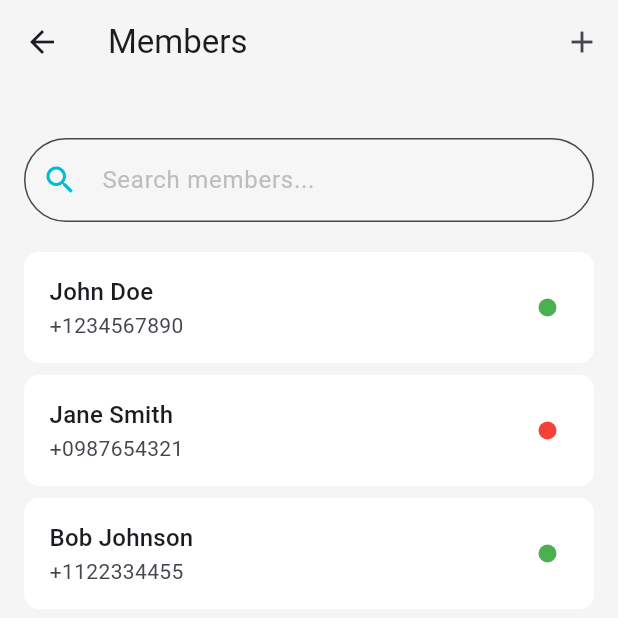
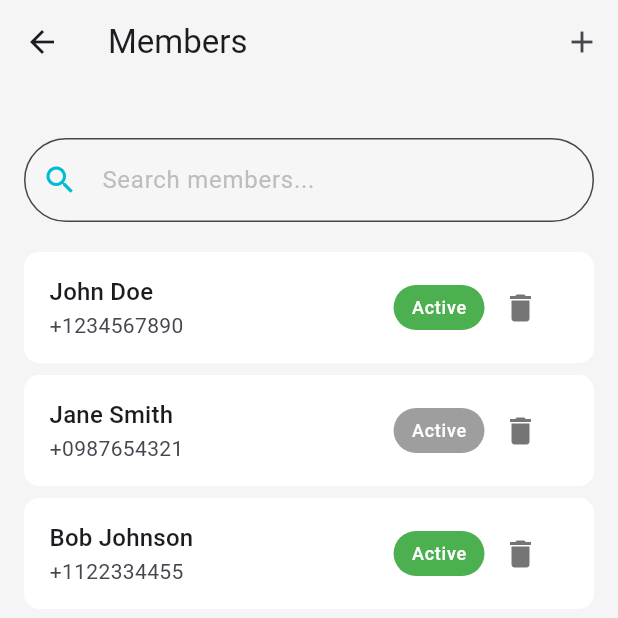
Before and after one commit to Danish9111/mess, a Flutter app: the AllMembers screen opened directly, on a phone screen of 412 x 824 dp. Shown: the top 618 px of the screen. Run offline on Flutter 3.47's test engine with Material 3 defaults, Android fonts, the phone set to English and light mode, and no system bars; our stand-ins replace carousel_slider, cloud_firestore, firebase_auth, firebase_core, flutter_rating_bar, flutter_riverpod and 6 more; accounts and stored records are empty.

Commit message:
customize all_members.dart

```diff
--- a/lib/screens/profile_screen/admin_profile/members_tab/all_members.dart
+++ b/lib/screens/profile_screen/admin_profile/members_tab/all_members.dart
@@ -169,8 +169,8 @@ class _MembersTabState extends State<AllMembers> {
                 itemBuilder: (context, index) {
                   final member = _filteredMembers[index];
                   return Card(
-                      margin: const EdgeInsets.symmetric(
-                          horizontal: 16, vertical: 4),
+                    margin:
+                        const EdgeInsets.symmetric(horizontal: 16, vertical: 4),
                     elevation: 0,
                     child: Container(
                       decoration: BoxDecoration(
@@ -182,34 +182,49 @@ class _MembersTabState extends State<AllMembers> {
                         ),
                       ),
                       child: ListTile(
-                          title: Text(member.name,
-                              style: Theme.of(context).textTheme.titleMedium),
+                        title: Text(
+                          member.name,
+                          style: Theme.of(context).textTheme.titleMedium,
+                        ),
                         subtitle: Text(member.phone),
-                          trailing: Container(
-                            width: 12,
-                            height: 12,
+                        trailing: Row(
+                          mainAxisSize: MainAxisSize.min,
+                          mainAxisAlignment: MainAxisAlignment.end,
+                          children: [
+                            Container(
+                              height: 30,
+                              padding: const EdgeInsets.symmetric(
+                                  horizontal: 12, vertical: 2),
                               decoration: BoxDecoration(
-                              shape: BoxShape.circle,
-                              color:
-                                  member.isActive ? Colors.green : Colors.red,
+                                color: member.isActive
+                                    ? Colors.green
+                                    : Colors.grey,
+                                borderRadius: BorderRadius.circular(20),
+                              ),
+                              child: const Center(
+                                child: Text(
+                                  'Active', // Optional: keep conditional if needed
+                                  style: TextStyle(
+                                    color: Colors.white,
+                                    fontSize: 12,
                                   ),
                                 ),
-                          onTap: () async {
-                            //.
-                            // Navigator.push(
-                            //   context,
-                            //   MaterialPageRoute(
-                            //     builder: (context) => MemberDetailsScreen(
-                            //       member: member,
-                            //     ),
-                            //   ),
-                            // );
-                          },
                               ),
-                      ));
+                            ),
+                            IconButton(
+                              onPressed: () {},
+                              icon: const Icon(Icons.delete),
+                              color: Colors.grey.shade600,
+                            ),
+                          ],
+                        ),
+                      ),
+                    ),
+                  );
                 },
               ),
             ),
+
             // const SizedBox(height: 16),
           ],
         ));
```
Lines whose indentation alone changed are shown as unchanged.
